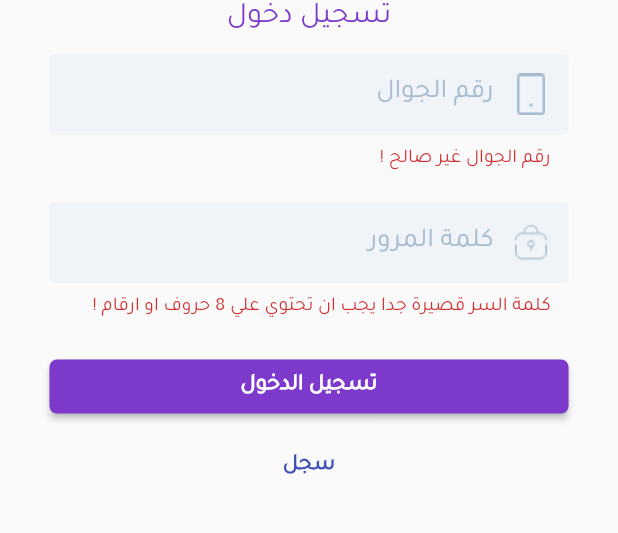
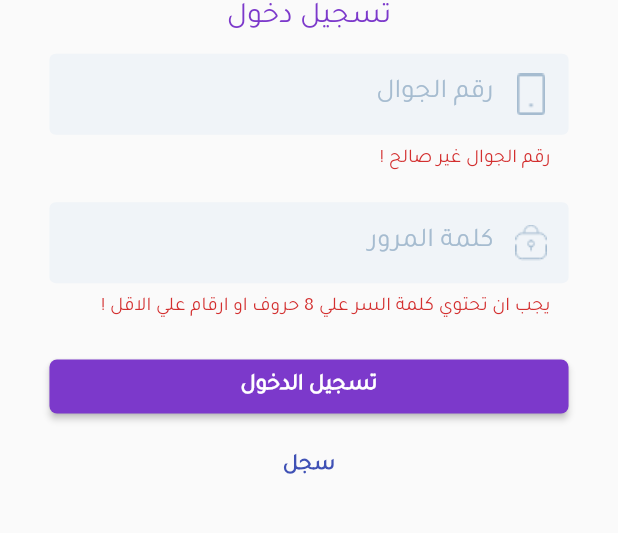
Before and after one commit to ahmed00012/toot, a Flutter app: the AuthScreen screen opened directly, after a tap on "تسجيل الدخول", on a phone screen of 412 x 824 dp, the part 466-999 px from its top. Run offline on Flutter 3.47's test engine with Material 2 defaults, Android fonts, the phone set to English and light mode, and no system bars; our stand-ins replace after_layout, animated_bottom_navigation_bar, auto_size_text, bloc, carousel_slider, dio and 8 more; accounts and stored records are empty.

Commit message:
-auth cubit.

```diff
--- a/lib/cubits/auth_cubit/auth_state.dart
+++ b/lib/cubits/auth_cubit/auth_state.dart
@@ -1,6 +1,5 @@
 part of 'auth_cubit.dart';
 
-@immutable
 abstract class AuthState {}
 
 class AuthInitial extends AuthState {}
--- a/lib/data/repositories/auth_repository.dart
+++ b/lib/data/repositories/auth_repository.dart
@@ -5,7 +5,7 @@ class AuthRepository {
   final AuthWebServices authWebServices;
   AuthRepository(this.authWebServices);
 
-  Future<String?> register(
+  Future<dynamic> register(
       {String? name, String? email, String? phone, String? password}) async {
     FormData formData = FormData.fromMap({
       'name': name,
@@ -17,11 +17,11 @@ class AuthRepository {
     return await authWebServices.register(formData);
   }
 
-  Future<String?> login({String? phone, String? password}) async {
+  Future<dynamic> login({String? phone, String? password}) async {
     FormData formData = FormData.fromMap({
       'phone': phone,
       'password': password,
     });
-    return await authWebServices.register(formData);
+    return await authWebServices.login(formData);
   }
 }
--- a/lib/presentation/screens/auth_screen.dart
+++ b/lib/presentation/screens/auth_screen.dart
@@ -1,3 +1,5 @@
+import 'dart:ui';
+
 import 'package:flutter/material.dart';
 import 'package:flutter_bloc/flutter_bloc.dart';
 import 'package:flutter_screenutil/flutter_screenutil.dart';
@@ -26,16 +28,15 @@ class _AuthScreenState extends State<AuthScreen> {
     'phone': '',
   };
 
-  var _isLoading = false;
   final _passwordController = TextEditingController();
 
-  _showDialog(BuildContext context) {
+  _showDialog(BuildContext context, String title) {
     VoidCallback continueCallBack = () => {
           Navigator.of(context).pop(),
           // code on continue comes here
         };
-    BlurryDialog alert = BlurryDialog("Abort",
-        "Are you sure you want to abort this operation?", continueCallBack);
+
+    BlurryDialog alert = BlurryDialog('خطأ', title, continueCallBack);
 
     showDialog(
       context: context,
@@ -52,34 +53,12 @@ class _AuthScreenState extends State<AuthScreen> {
 
     _formKey.currentState!.save();
 
-    if (_authMode == AuthMode.Login) {
-      Navigator.of(context).push(
-        MaterialPageRoute(
-          builder: (_) => BottomNavBar(),
-        ),
-      );
-    } else {
-      Navigator.of(context).push(
-        MaterialPageRoute(
-          builder: (_) => ActivateAccountScreen(),
-        ),
-      );
-    }
-
-    setState(() {
-      _isLoading = true;
-    });
-
     await BlocProvider.of<AuthCubit>(context).register(
         name: _authData['name'],
         phone: _authData['phone'],
         email: _authData['email'],
         password: _authData['password'],
         confirmPassword: _authData['password']);
-
-    setState(() {
-      _isLoading = false;
-    });
   }
 
   void _switchAuthMode() {
@@ -98,7 +77,28 @@ class _AuthScreenState extends State<AuthScreen> {
   @override
   Widget build(BuildContext context) {
     return Scaffold(
-      body: Form(
+      body: BlocConsumer<AuthCubit, AuthState>(
+        listener: (context, state) {
+          if (state is AuthError) {
+            _showDialog(context, state.error);
+          } else if (state is AuthLoaded) {
+            if (_authMode == AuthMode.Login) {
+              Navigator.of(context).push(
+                MaterialPageRoute(
+                  builder: (_) => BottomNavBar(),
+                ),
+              );
+            } else {
+              Navigator.of(context).push(
+                MaterialPageRoute(
+                  builder: (_) => ActivateAccountScreen(),
+                ),
+              );
+            }
+          }
+        },
+        builder: (context, state) => Stack(children: [
+          Form(
             key: _formKey,
             child: Container(
               height: 1.sh,
@@ -169,7 +169,7 @@ class _AuthScreenState extends State<AuthScreen> {
                         isObscure: true,
                         validator: (val) {
                           if (val.length < 8) {
-                        return 'كلمة السر قصيرة جدا يجب ان تحتوي علي 8 حروف او ارقام !';
+                            return 'يجب ان تحتوي كلمة السر علي 8 حروف او ارقام علي الاقل !';
                           }
                         },
                         onSaved: (val) {
@@ -191,9 +191,6 @@ class _AuthScreenState extends State<AuthScreen> {
                           isObscure: true,
                           onSaved: (val) {},
                         ),
-                  if (_isLoading)
-                    CircularProgressIndicator()
-                  else
                       SizedBox(
                         width: 0.90.sw,
                         child: ElevatedButton(
@@ -224,6 +221,22 @@ class _AuthScreenState extends State<AuthScreen> {
               ),
             ),
           ),
+          Visibility(
+            visible: state is AuthLoading,
+            child: AlertDialog(
+              backgroundColor: Colors.transparent,
+              shape: RoundedRectangleBorder(
+                  borderRadius: BorderRadius.circular(15)),
+              elevation: 0,
+              content: Center(
+                child: Image.asset(
+                  'assets/images/loading.gif',
+                ),
+              ),
+            ),
+          )
+        ]),
+      ),
     );
   }
 }
--- a/pubspec.yaml
+++ b/pubspec.yaml
@@ -36,9 +36,9 @@ dependencies:
   flutter_slidable: ^0.6.0
   bloc: ^7.1.0
   flutter_bloc: ^7.2.0
-  lint: ^1.7.2
   dio: ^4.0.0
   shared_preferences: ^2.0.6
+
 
   # The following adds the Cupertino Icons font to your application.
   # Use with the CupertinoIcons class for iOS style icons.
```
Also changed, not shown: lib/cubits/auth_cubit/auth_cubit.dart (+3 -4 lines), lib/data/web_services/auth_web_service.dart (+8 -6 lines), lib/presentation/screens/activate_account_screen.dart (+3 -5 lines), lib/presentation/widgets/blurry_dialog.dart (+14 -14 lines), assets/images/loading.gif (added), pubspec.lock. Lines whose indentation alone changed are shown as unchanged.
